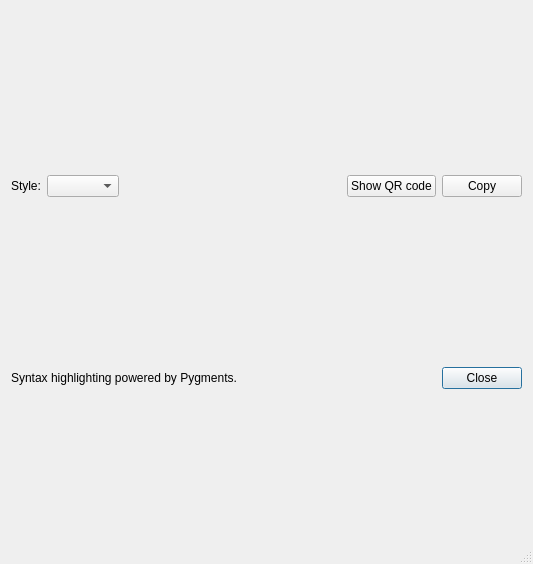
Above: pyslvs_ui/io/script.ui from KmolYuan/Pyslvs-UI before the change. Below: the same form after it.
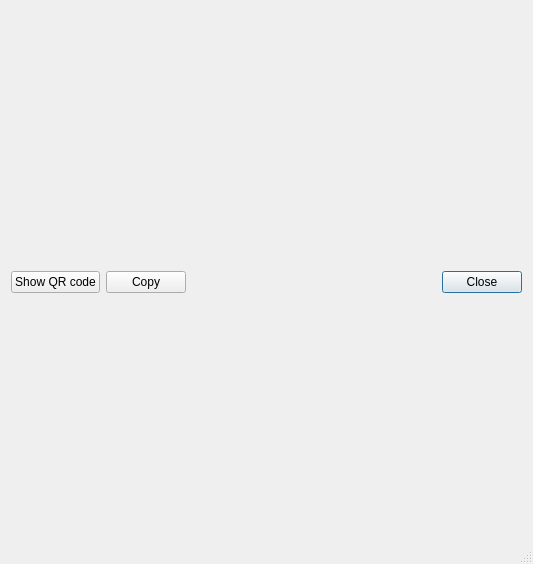
That is the form after the change. Icons and pictures are not drawn.

Commit message: Remove Pygments requirement.

What changed in the file:
```diff
--- a/pyslvs_ui/io/script.ui
+++ b/pyslvs_ui/io/script.ui
@@ -28,30 +28,7 @@
   </property>
   <layout class="QVBoxLayout" name="main_layout">
    <item>
-    <layout class="QHBoxLayout" name="horizontalLayout_2">
-     <item>
-      <widget class="QLabel" name="label_2">
-       <property name="text">
-        <string>Style:</string>
-       </property>
-      </widget>
-     </item>
-     <item>
-      <widget class="QComboBox" name="style_option"/>
-     </item>
-     <item>
-      <spacer name="horizontalSpacer">
-       <property name="orientation">
-        <enum>Qt::Horizontal</enum>
-       </property>
-       <property name="sizeHint" stdset="0">
-        <size>
-         <width>40</width>
-         <height>20</height>
-        </size>
-       </property>
-      </spacer>
-     </item>
+    <layout class="QHBoxLayout" name="horizontalLayout">
      <item>
       <widget class="QPushButton" name="show_qrcode">
        <property name="text">
@@ -72,17 +49,6 @@
        </property>
        <property name="autoDefault">
         <bool>false</bool>
-       </property>
-      </widget>
-     </item>
-    </layout>
-   </item>
-   <item>
-    <layout class="QHBoxLayout" name="horizontalLayout">
-     <item>
-      <widget class="QLabel" name="label_3">
-       <property name="text">
-        <string>Syntax highlighting powered by Pygments.</string>
        </property>
       </widget>
      </item>
```
The commit also changes 7 other files.
